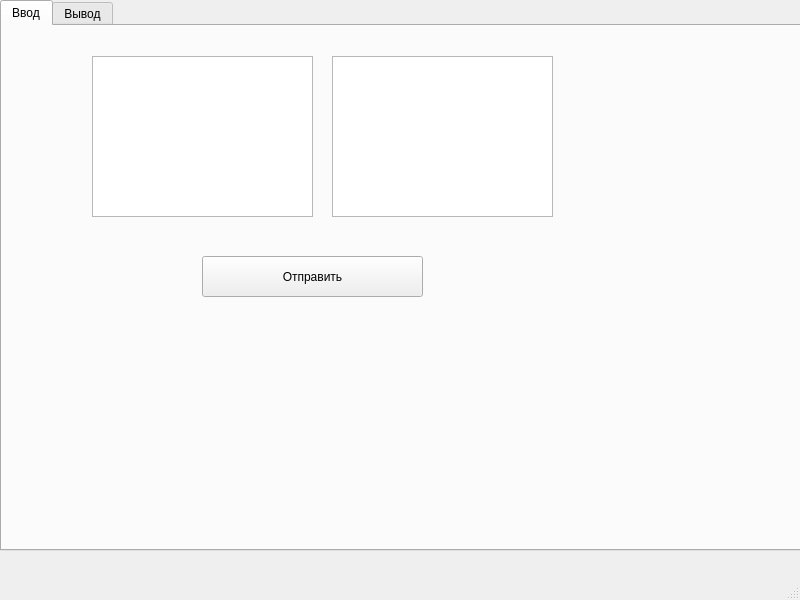
Old version of the form mainwindow.ui in the repository avolkov00/TestEditor.
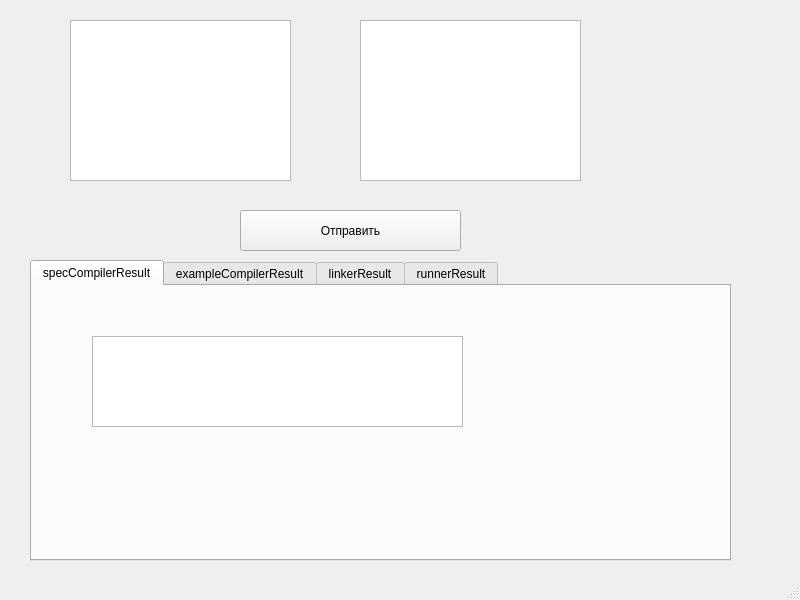
New version of the form.

Commit message: Изменил расположение окон, редактор не работает

Diff of the .ui file:
```diff
--- a/mainwindow.ui
+++ b/mainwindow.ui
@@ -17,10 +17,10 @@
    <widget class="QTabWidget" name="tabWidget">
     <property name="geometry">
      <rect>
-      <x>0</x>
-      <y>0</y>
-      <width>801</width>
-      <height>551</height>
+      <x>30</x>
+      <y>260</y>
+      <width>701</width>
+      <height>301</height>
      </rect>
     </property>
     <property name="currentIndex">
@@ -28,56 +28,23 @@
     </property>
     <widget class="QWidget" name="tab">
      <attribute name="title">
-      <string>Ввод</string>
-     </attribute>
-     <widget class="QPushButton" name="pushButton">
-      <property name="geometry">
-       <rect>
-        <x>200</x>
-        <y>230</y>
-        <width>221</width>
-        <height>41</height>
-       </rect>
-      </property>
-      <property name="text">
-       <string>Отправить</string>
-      </property>
-     </widget>
-     <widget class="QTextEdit" name="textEdit">
-      <property name="geometry">
-       <rect>
-        <x>90</x>
-        <y>30</y>
-        <width>221</width>
-        <height>161</height>
-       </rect>
-      </property>
-     </widget>
-     <widget class="QTextEdit" name="textEdit_2">
-      <property name="geometry">
-       <rect>
-        <x>330</x>
-        <y>30</y>
-        <width>221</width>
-        <height>161</height>
-       </rect>
-      </property>
-     </widget>
-    </widget>
-    <widget class="QWidget" name="tab_2">
-     <attribute name="title">
-      <string>Вывод</string>
+      <string>specCompilerResult</string>
      </attribute>
      <widget class="QTextEdit" name="textEdit_3">
       <property name="geometry">
        <rect>
         <x>60</x>
-        <y>40</y>
+        <y>50</y>
         <width>371</width>
         <height>91</height>
        </rect>
       </property>
      </widget>
+    </widget>
+    <widget class="QWidget" name="tab_2">
+     <attribute name="title">
+      <string>exampleCompilerResult</string>
+     </attribute>
      <widget class="QTextEdit" name="textEdit_4">
       <property name="geometry">
        <rect>
@@ -88,6 +55,11 @@
        </rect>
       </property>
      </widget>
+    </widget>
+    <widget class="QWidget" name="tab_3">
+     <attribute name="title">
+      <string>linkerResult</string>
+     </attribute>
      <widget class="QTextEdit" name="textEdit_5">
       <property name="geometry">
        <rect>
@@ -98,6 +70,11 @@
        </rect>
       </property>
      </widget>
+    </widget>
+    <widget class="QWidget" name="tab_4">
+     <attribute name="title">
+      <string>runnerResult</string>
+     </attribute>
      <widget class="QTextEdit" name="textEdit_6">
       <property name="geometry">
        <rect>
@@ -110,6 +87,39 @@
      </widget>
     </widget>
    </widget>
+   <widget class="QTextEdit" name="textEdit">
+    <property name="geometry">
+     <rect>
+      <x>70</x>
+      <y>20</y>
+      <width>221</width>
+      <height>161</height>
+     </rect>
+    </property>
+   </widget>
+   <widget class="QTextEdit" name="textEdit_2">
+    <property name="geometry">
+     <rect>
+      <x>360</x>
+      <y>20</y>
+      <width>221</width>
+      <height>161</height>
+     </rect>
+    </property>
+   </widget>
+   <widget class="QPushButton" name="pushButton">
+    <property name="geometry">
+     <rect>
+      <x>240</x>
+      <y>210</y>
+      <width>221</width>
+      <height>41</height>
+     </rect>
+    </property>
+    <property name="text">
+     <string>Отправить</string>
+    </property>
+   </widget>
   </widget>
   <widget class="QMenuBar" name="menubar">
    <property name="geometry">
```
Left out of the diff: 16 changed lines with no effect on the pictures. The commit also changes 1 other file.
